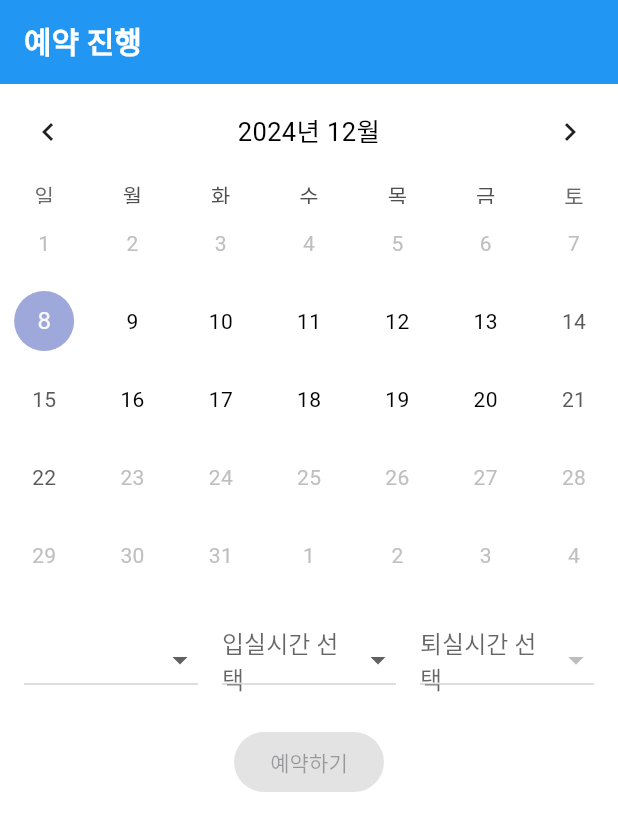
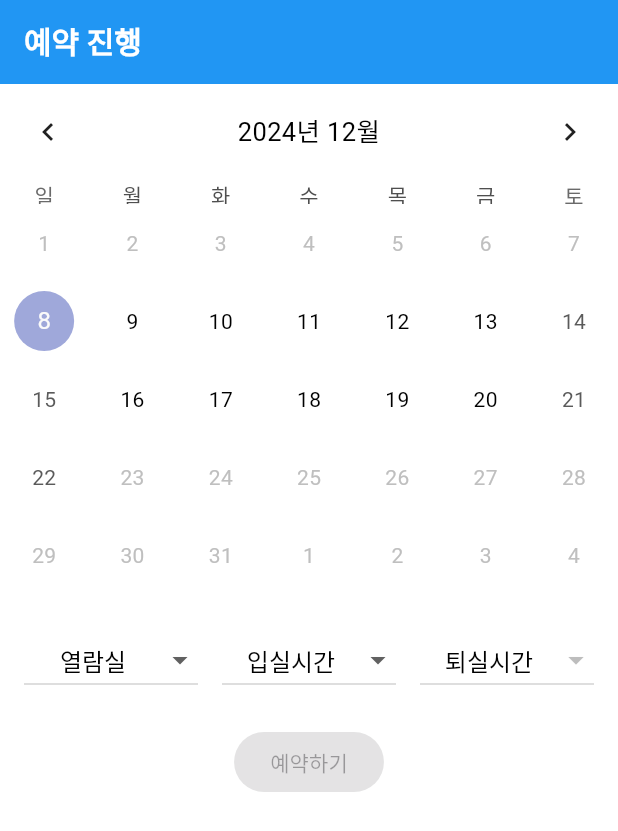
Before and after one commit to jaemin1323/lib, a Flutter app: the ReservationProcessPage screen opened directly, on a phone screen of 412 x 824 dp. Shown: the top 831 px of the screen. Run offline on Flutter 3.47's test engine with Material 3 defaults, Android fonts, the phone set to English and light mode, and no system bars; drawn by our look-alikes of table_calendar; our stand-ins replace shared_preferences, webview_flutter; missing offline and left inert: qr_code_scanner; accounts and stored records are empty; network calls fail.

Commit message:
Update reservation_process_page.dart

```diff
--- a/flutter/lib/screens/reservation_process_page.dart
+++ b/flutter/lib/screens/reservation_process_page.dart
@@ -9,7 +9,7 @@ class ReservationProcessPage extends StatefulWidget {
 }
 
 class _ReservationProcessPageState extends State<ReservationProcessPage> {
-  DateTime _focusedDay = DateTime.now(); // 현재 집중된 날짜
+  DateTime _focusedDay = DateTime.now(); // 오늘 날짜
   DateTime? _selectedDate; // 선택된 날짜
   String? _selectedStartTime; // 선택된 시작 시간
   String? _selectedEndTime; // 선택된 종료 시간
@@ -100,16 +100,16 @@ class _ReservationProcessPageState extends State<ReservationProcessPage> {
   Widget build(BuildContext context) {
     return Scaffold(
       appBar: AppBar(
-        title: const Text('예약 진행'), // 앱바 제목
+        title: const Text('예약 진행'),
       ),
       body: SingleChildScrollView(
         child: Column(
           children: [
             TableCalendar(
-              locale: 'ko_KR', // 한국어 로케일
+              locale: 'ko_KR',
               firstDay: DateTime.now(), // 캘린더 시작일
               lastDay: DateTime.now().add(const Duration(days: 14)), // 캘린더 종료일
-              focusedDay: _focusedDay, // 현재 집중된 날짜
+              focusedDay: _focusedDay, // 오늘 날짜
               selectedDayPredicate: (day) =>
                   isSameDay(day, _selectedDate), // 선택된 날짜 확인
               onDaySelected: (selectedDay, focusedDay) {
@@ -143,7 +143,9 @@ class _ReservationProcessPageState extends State<ReservationProcessPage> {
                       items: _roomOptions
                           .map((room) => DropdownMenuItem(
                                 value: room,
-                                child: Center(child: Text(room)),
+                                child: Center(
+                                    child: Text(room,
+                                        style: TextStyle(color: Colors.black))),
                               ))
                           .toList(),
                       onChanged: (newRoom) {
@@ -151,7 +153,7 @@ class _ReservationProcessPageState extends State<ReservationProcessPage> {
                           _selectedRoom = newRoom!;
                         });
                       },
-                      style: const TextStyle(fontSize: 16),
+                      style: const TextStyle(fontSize: 16, color: Colors.black),
                     ),
                   ),
                   const SizedBox(width: 16),
@@ -159,11 +161,15 @@ class _ReservationProcessPageState extends State<ReservationProcessPage> {
                     child: DropdownButton<String>(
                       isExpanded: true,
                       value: _selectedStartTime,
-                      hint: const Center(child: Text("입실시간 선택")),
+                      hint: const Center(
+                          child: Text("입실시간",
+                              style: TextStyle(color: Colors.black))),
                       items: _generateStartOptions()
                           .map((time) => DropdownMenuItem(
                                 value: time,
-                                child: Center(child: Text(time)),
+                                child: Center(
+                                    child: Text(time,
+                                        style: TextStyle(color: Colors.black))),
                               ))
                           .toList(),
                       onChanged: (newStartTime) {
@@ -172,7 +178,7 @@ class _ReservationProcessPageState extends State<ReservationProcessPage> {
                           _selectedEndTime = null;
                         });
                       },
-                      style: const TextStyle(fontSize: 16),
+                      style: const TextStyle(fontSize: 16, color: Colors.black),
                     ),
                   ),
                   const SizedBox(width: 16),
@@ -180,11 +186,15 @@ class _ReservationProcessPageState extends State<ReservationProcessPage> {
                     child: DropdownButton<String>(
                       isExpanded: true,
                       value: _selectedEndTime,
-                      hint: const Center(child: Text("퇴실시간 선택")),
+                      hint: const Center(
+                          child: Text("퇴실시간",
+                              style: TextStyle(color: Colors.black))),
                       items: _generateEndOptions()
                           .map((time) => DropdownMenuItem(
                                 value: time,
-                                child: Center(child: Text(time)),
+                                child: Center(
+                                    child: Text(time,
+                                        style: TextStyle(color: Colors.black))),
                               ))
                           .toList(),
                       onChanged: (newEndTime) {
@@ -192,7 +202,7 @@ class _ReservationProcessPageState extends State<ReservationProcessPage> {
                           _selectedEndTime = newEndTime;
                         });
                       },
-                      style: const TextStyle(fontSize: 16),
+                      style: const TextStyle(fontSize: 16, color: Colors.black),
                     ),
                   ),
                 ],
@@ -220,11 +230,11 @@ class _ReservationProcessPageState extends State<ReservationProcessPage> {
 
 // 장소별 좌석 구성
 final Map<String, List<String>> roomSeats = {
-  "열람실": List.generate(203, (index) => "${index + 1}번 좌석"),
-  "노트북실": List.generate(96, (index) => "${index + 1}번 좌석"),
-  "자율학습실": List.generate(80, (index) => "${index + 1}번 좌석"),
-  "전자정보실": List.generate(70, (index) => "${index + 1}번 좌석"),
-  "스터디룸": List.generate(27, (index) => "${index + 1}번 스터디룸"),
+  "열람실": List.generate(203, (index) => "${index + 1}번"),
+  "노트북실": List.generate(96, (index) => "${index + 1}번"),
+  "자율학습실": List.generate(80, (index) => "${index + 1}번"),
+  "전자정보실": List.generate(70, (index) => "${index + 1}번"),
+  "스터디룸": List.generate(27, (index) => "${index + 1}번"),
 };
 
 class SeatSelectionPage extends StatefulWidget {
@@ -301,7 +311,10 @@ class _SeatSelectionPageState extends State<SeatSelectionPage> {
     showDialog(
       context: context,
       builder: (context) => AlertDialog(
-        title: const Text("예약 확인"),
+        title: const Text(
+          "예약 확인",
+          style: TextStyle(color: Colors.black),
+        ),
         content: Text(reservationDetails),
         actions: [
           TextButton(
```
